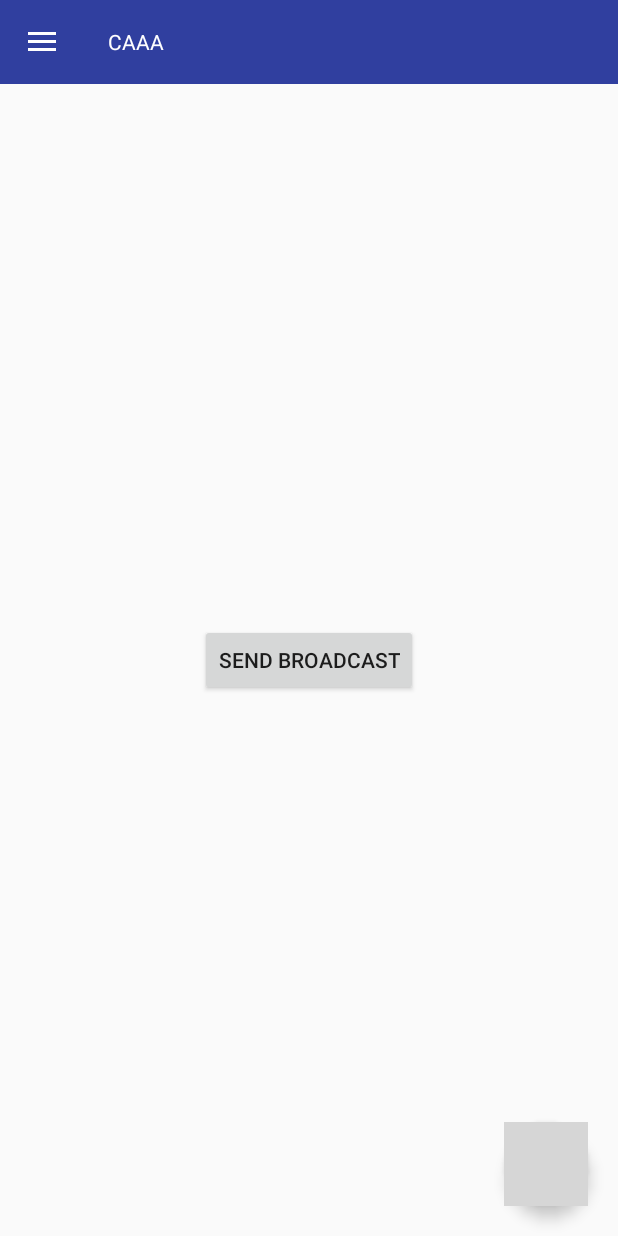
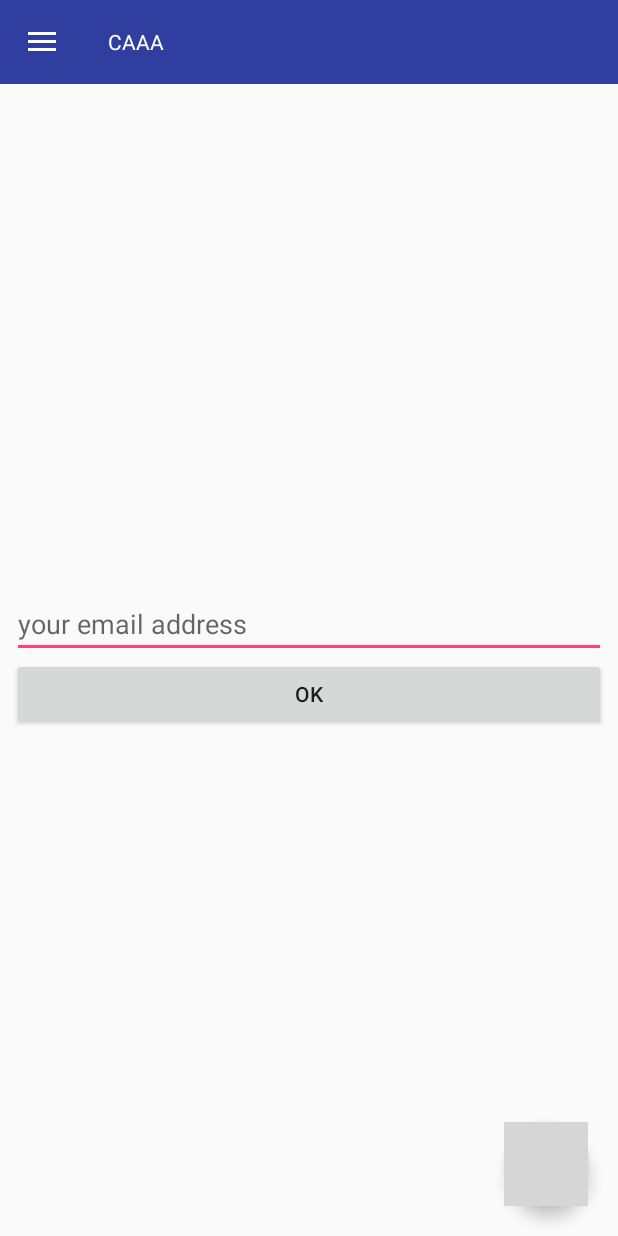
Before and after one commit to konuleminova/CAAA, an Android app: the MainActivity screen opened directly, with no data from a screen before it, in the side drawer, after a tap on "Event Bus", on a phone screen of 412 x 824 dp. Run offline under Robolectric (Android 15) with nearby library versions, the phone set to English and light mode, and no system bars; our stand-ins replace EventBus; grey boxes are pictures that could not be loaded.

Commit message:
fixed event asyntask and packages

```diff
--- a/app/src/main/java/com/crocusoft/androidarch/activities/MainActivity.java
+++ b/app/src/main/java/com/crocusoft/androidarch/activities/MainActivity.java
@@ -20,20 +20,18 @@ import com.crocusoft.androidarch.fragments.RecyclerFragment;
 import com.crocusoft.androidarch.fragments.SendBroadcast;
 import com.crocusoft.androidarch.fragments.SetFragmentInterface;
 import com.crocusoft.androidarch.fragments.TabFfragment;
-import com.crocusoft.androidarch.utility.MessageEvent;
-
-import org.greenrobot.eventbus.Subscribe;
+import com.crocusoft.androidarch.interfaces.FragmentDataPassInterface;
 
 import static com.crocusoft.androidarch.utility.Constants.TAG_FRAGMENT;
 
-public class MainActivity extends AppCompatActivity implements SetFragmentInterface {
+public class MainActivity extends AppCompatActivity implements SetFragmentInterface ,FragmentDataPassInterface {
     DrawerLayout drawerLayout;
     android.support.v7.widget.Toolbar toolbar;
     ActionBarDrawerToggle actionBarDrawerToggle;
     android.support.v4.app.FragmentManager fragmentManager;
     FragmentTransaction fragmentTransaction;
     TextView navHeaderText;
-     NavigationView navigationView;
+    NavigationView navigationView;
 
     @Override
     protected void onCreate(Bundle savedInstanceState) {
@@ -43,16 +41,25 @@ public class MainActivity extends AppCompatActivity implements SetFragmentInterf
         setNavigationView();
         RecyclerFragment recyclerFragment = new RecyclerFragment();
         setFragment(null, recyclerFragment);
-        View header=navigationView.getHeaderView(0);
-        navHeaderText=(TextView)header.findViewById(R.id.nav_header_email_text);
-        navHeaderText.setText("nav header");
-        org.greenrobot.eventbus.EventBus.getDefault().register(this);
+        View header = navigationView.getHeaderView(0);
+        navHeaderText = (TextView) header.findViewById(R.id.nav_header_email_text);
+        Bundle bundle = this.getIntent().getExtras();
+        if(bundle!=null) {
+            //String message = bundle.getString("event");
+
+
+        }
+        navHeaderText.setText("nav");
+
+        // org.greenrobot.eventbus.EventBus.getDefault().register(this);
 
     }
-    @Subscribe
-    public void onEvent(MessageEvent eventBus){
-        navHeaderText.setText(eventBus.getMessage());
-    }
+
+    /* @Subscribe
+     public void onEvent(MessageEvent eventBus){
+         navHeaderText.setText(eventBus.getMessage());
+     }
+     */
     public void setUpToolBar() {
         drawerLayout = (DrawerLayout) findViewById(R.id.drawer_layout);
         toolbar = (android.support.v7.widget.Toolbar) findViewById(R.id.tool_bar);
@@ -75,7 +82,7 @@ public class MainActivity extends AppCompatActivity implements SetFragmentInterf
     }
 
     public void setNavigationView() {
-     navigationView = (NavigationView) findViewById(R.id.navigation_view);
+        navigationView = (NavigationView) findViewById(R.id.navigation_view);
         navigationView.setNavigationItemSelectedListener(new NavigationView.OnNavigationItemSelectedListener() {
             @Override
             public boolean onNavigationItemSelected(@NonNull MenuItem item) {
@@ -94,15 +101,18 @@ public class MainActivity extends AppCompatActivity implements SetFragmentInterf
                     case R.id.tabView:
                         TabFfragment tabFfragment = new TabFfragment();
                         setFragment(TAG_FRAGMENT, tabFfragment);
-                        drawerLayout.closeDrawers();break;
+                        drawerLayout.closeDrawers();
+                        break;
                     case R.id.broadCast:
-                        SendBroadcast broadcast=new SendBroadcast();
-                        setFragment(TAG_FRAGMENT,broadcast);
-                        drawerLayout.closeDrawers();break;
+                        SendBroadcast broadcast = new SendBroadcast();
+                        setFragment(TAG_FRAGMENT, broadcast);
+                        drawerLayout.closeDrawers();
+                        break;
                     case R.id.eventBus:
-                        EventBusFragment eventBusFragment =new EventBusFragment();
+                        EventBusFragment eventBusFragment = new EventBusFragment();
                         setFragment(TAG_FRAGMENT, eventBusFragment);
-                        drawerLayout.closeDrawers();break;
+                        drawerLayout.closeDrawers();
+                        break;
 
                 }
                 return true;
@@ -135,4 +145,9 @@ public class MainActivity extends AppCompatActivity implements SetFragmentInterf
         fragmentTransaction.addToBackStack(backstackTAG);
         fragmentTransaction.commit();
     }
+
+    @Override
+    public void setMessage(String message) {
+        navHeaderText.setText(message);
+    }
 }
--- a/app/src/main/java/com/crocusoft/androidarch/asynctask/LoginUserAsync.java
+++ b/app/src/main/java/com/crocusoft/androidarch/asynctask/LoginUserAsync.java
@@ -34,7 +34,6 @@ import retrofit2.http.Url;
 
 public class LoginUserAsync extends AsyncTask<Url, String, String> {
     private BufferedReader reader;
-    private String message;
     private Context context;
     private AlertDialog alertDialog;
     private String username, password;
@@ -54,6 +53,7 @@ public class LoginUserAsync extends AsyncTask<Url, String, String> {
     @Override
     protected String doInBackground(Url... urls) {
         HttpURLConnection httpURLConnection = null;
+        String message=null;
 
         try {
             URL url = new URL("http://94.130.226.167/rsabackend/api/user/login");
@@ -112,7 +112,7 @@ public class LoginUserAsync extends AsyncTask<Url, String, String> {
             }
         }
 
-        return null;
+        return message;
     }
 
     @Override
@@ -124,7 +124,7 @@ public class LoginUserAsync extends AsyncTask<Url, String, String> {
     @Override
     protected void onPostExecute(String s) {
         super.onPostExecute(s);
-        if (message.equals("1000")) {
+        if (s.equals("1000")) {
             Log.d("fetch", "successful");
             Intent intent = new Intent(context, MainActivity.class);
             context.startActivity(intent);
--- /dev/null
+++ b/app/src/main/java/com/crocusoft/androidarch/fragments/EventBusFragment.java
@@ -0,0 +1,59 @@
+package com.crocusoft.androidarch.fragments;
+
+import android.content.Context;
+import android.content.Intent;
+import android.os.Bundle;
+import android.support.annotation.Nullable;
+import android.support.v4.app.Fragment;
+import android.view.LayoutInflater;
+import android.view.View;
+import android.view.ViewGroup;
+import android.widget.Button;
+import android.widget.EditText;
+
+import com.crocusoft.androidarch.R;
+import com.crocusoft.androidarch.activities.Main2Activity;
+import com.crocusoft.androidarch.events.MessageEvent;
+import com.crocusoft.androidarch.interfaces.FragmentDataPassInterface;
+
+/**
+ * Created by Asus on 3/2/2018.
+ */
+
+public class EventBusFragment extends Fragment {
+
+    EditText messageText;
+    Button btnOk;
+    FragmentDataPassInterface fragmentDataPassInterface;
+    Context context;
+
+    @Override
+    public void onAttach(Context context) {
+        super.onAttach(context);
+        this.context = context;
+        fragmentDataPassInterface = (FragmentDataPassInterface) context;
+
+    }
+
+    @Nullable
+    @Override
+    public View onCreateView(final LayoutInflater inflater, @Nullable ViewGroup container, @Nullable Bundle savedInstanceState) {
+        View view = inflater.inflate(R.layout.event_bus, container, false);
+        messageText = (EditText) view.findViewById(R.id.editText_email_address);
+        btnOk = (Button) view.findViewById(R.id.btn_ok);
+        btnOk.setOnClickListener(new View.OnClickListener() {
+            @Override
+            public void onClick(View view) {
+                String message = messageText.getText().toString();
+                fragmentDataPassInterface.setMessage(message);
+                MessageEvent eventBus = new MessageEvent();
+                eventBus.setMessage(message);
+                org.greenrobot.eventbus.EventBus.getDefault().post(eventBus);
+                Intent intent = new Intent(getActivity(), Main2Activity.class);
+                startActivity(intent);
+
+            }
+        });
+        return view;
+    }
+}
--- /dev/null
+++ b/app/src/main/java/com/crocusoft/androidarch/interfaces/FragmentDataPassInterface.java
@@ -0,0 +1,9 @@
+package com.crocusoft.androidarch.interfaces;
+
+/**
+ * Created by Asus on 3/2/2018.
+ */
+
+public interface FragmentDataPassInterface {
+    void setMessage(String message);
+}
--- a/app/src/main/java/com/crocusoft/androidarch/utility/Helper.java
+++ b/app/src/main/java/com/crocusoft/androidarch/utility/Helper.java
@@ -9,7 +9,7 @@ import android.widget.Toast;
 
 public class Helper {
 
-    public static void setErrorMessage(Context context, String errorMessage) {
+    public static void showMessage(Context context, String errorMessage) {
         Toast.makeText(context, errorMessage, Toast.LENGTH_LONG).show();
     }
 
--- /dev/null
+++ b/app/src/main/res/layout/event_bus.xml
@@ -0,0 +1,21 @@
+<?xml version="1.0" encoding="utf-8"?>
+<LinearLayout
+    xmlns:android="http://schemas.android.com/apk/res/android" android:layout_width="match_parent"
+    android:layout_height="match_parent"
+    android:orientation="vertical"
+    android:gravity="center"
+    android:layout_margin="8dp">
+    <EditText
+        android:layout_width="match_parent"
+        android:layout_height="wrap_content"
+        android:hint="your email address"
+        android:enabled="true"
+        android:id="@+id/editText_email_address"/>
+    <Button
+        android:layout_width="match_parent"
+        android:layout_height="wrap_content"
+        android:text="OK"
+        android:id="@+id/btn_ok"/>
+
+
+</LinearLayout>
```
Also changed, not shown: app/src/main/AndroidManifest.xml (+8 -6 lines), app/src/main/java/com/crocusoft/androidarch/activities/LoginActivity.java (+19 -17 lines), app/src/main/java/com/crocusoft/androidarch/activities/Main2Activity.java (added, +28 -0 lines), app/src/main/java/com/crocusoft/androidarch/events/MessageEvent.java (added, +17 -0 lines), app/src/main/res/layout/activity_main2.xml (added, +14 -0 lines), app/src/main/res/layout/navigation_header.xml (+14 -15 lines), app/src/main/res/drawable/eventbus.png (added).
